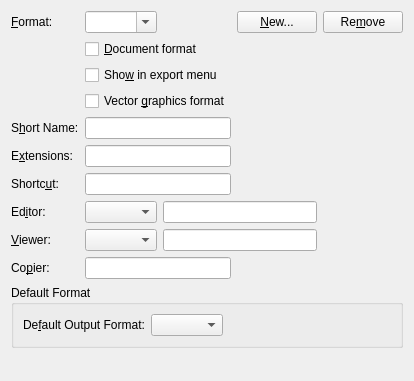
Before: the Qt Designer form src/frontends/qt4/ui/PrefFileformatsUi.ui in cburschka/lyx, drawn with Qt 5.
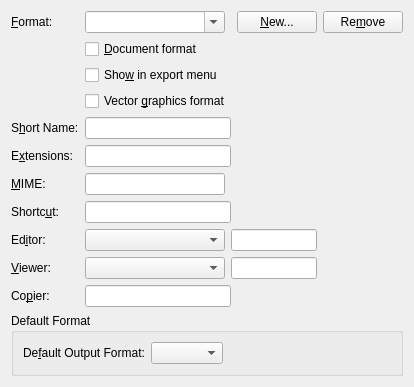
After: the same form once the commit is applied.

```diff
--- a/src/frontends/qt4/ui/PrefFileformatsUi.ui
+++ b/src/frontends/qt4/ui/PrefFileformatsUi.ui
@@ -103,6 +103,19 @@
    <item row="5" column="1" colspan="2" >
     <widget class="QLineEdit" name="extensionsED" />
    </item>
+   <item row="6" column="0" >
+    <widget class="QLabel" name="mimeLA" >
+     <property name="text" >
+      <string>&amp;MIME:</string>
+     </property>
+     <property name="buddy" >
+      <cstring>mimeED</cstring>
+     </property>
+    </widget>
+   </item>
+   <item row="6" column="1" >
+    <widget class="QLineEdit" name="mimeED" />
+   </item>
    <item row="7" column="0" >
     <widget class="QLabel" name="shortcutLA" >
      <property name="text" >
```
Left out of the diff: 1 changed line with no effect on the pictures.
